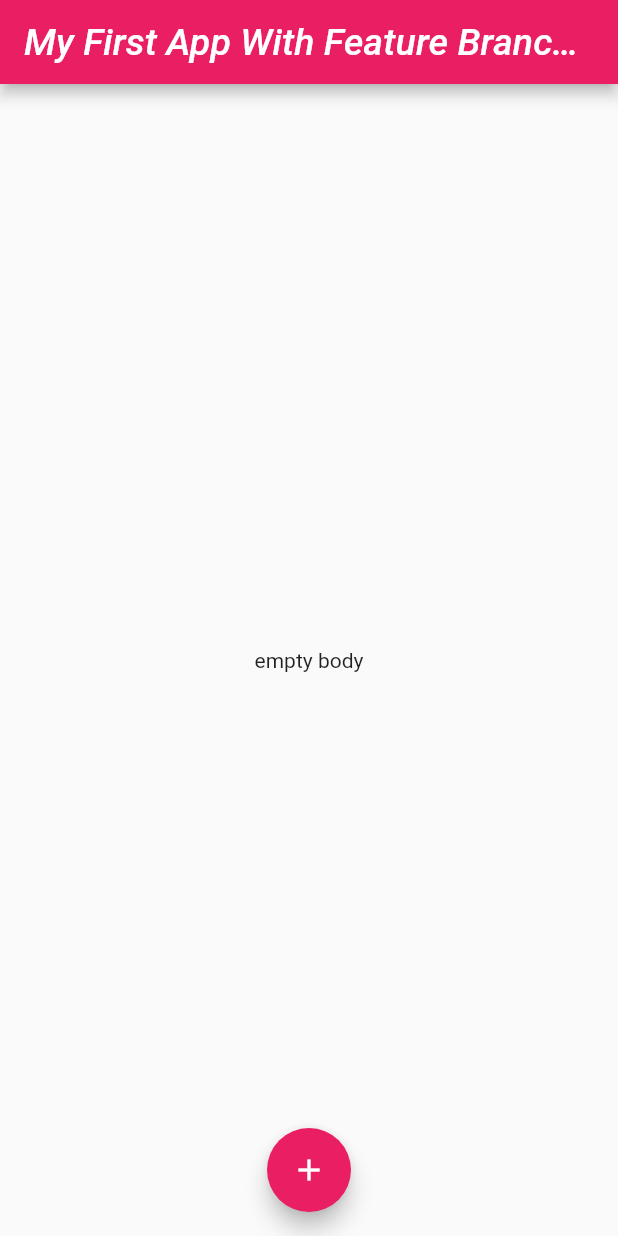
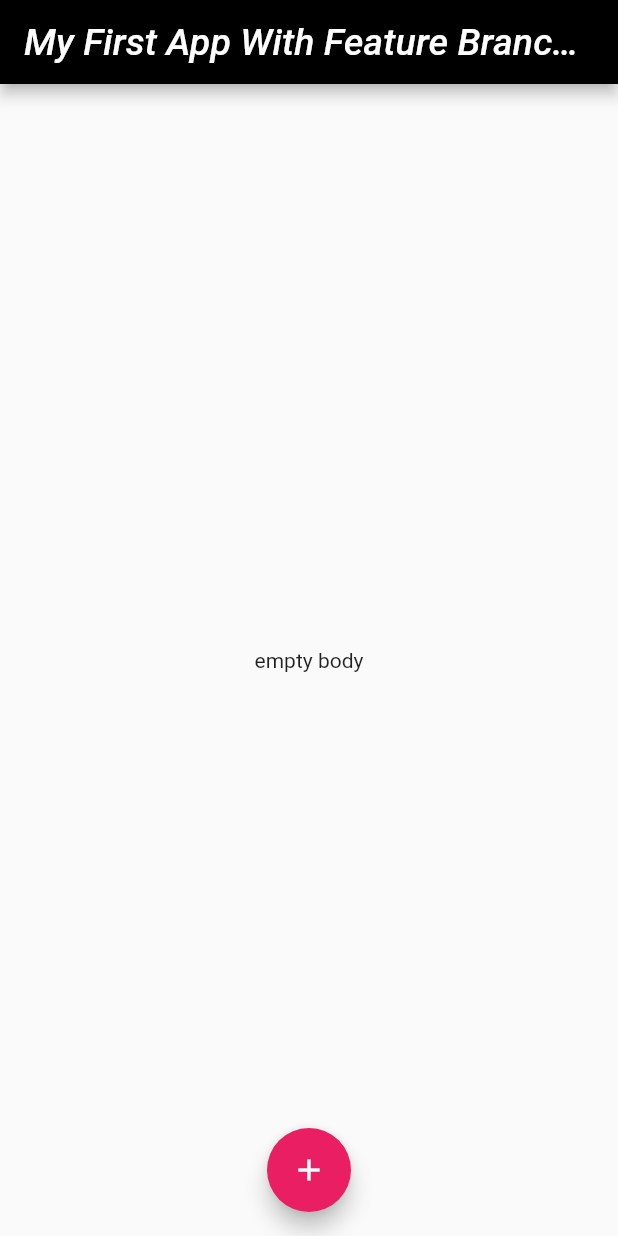
Before and after one commit to ZubairTech-star/myfirstApp, a Flutter app: the screen it shows after launch, on a phone screen of 412 x 824 dp. Run offline on Flutter 3.47's test engine with Material 2 defaults, Android fonts, the phone set to English and light mode, and no system bars.

Commit message:
second commit

```diff
--- a/lib/main.dart
+++ b/lib/main.dart
@@ -22,7 +22,7 @@ class MyApp extends StatelessWidget {
             ),
           ),
           centerTitle: true,
-          backgroundColor: (Colors.pink),
+          backgroundColor: (Colors.black),
         ),
         body: const Center(child: Text("empty body")),
         floatingActionButton: FloatingActionButton(
```
